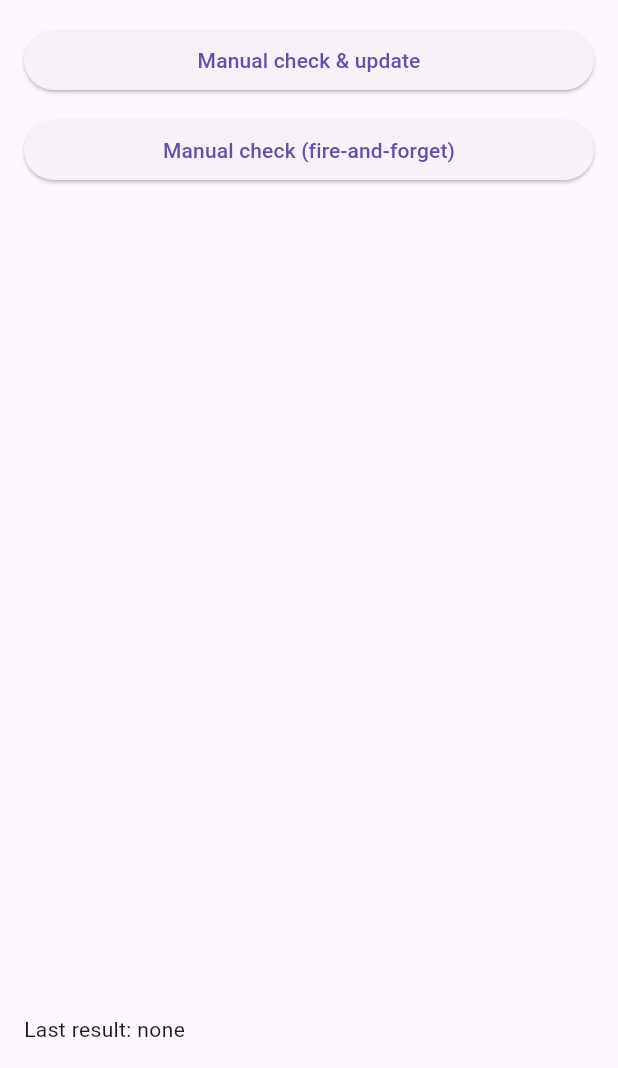
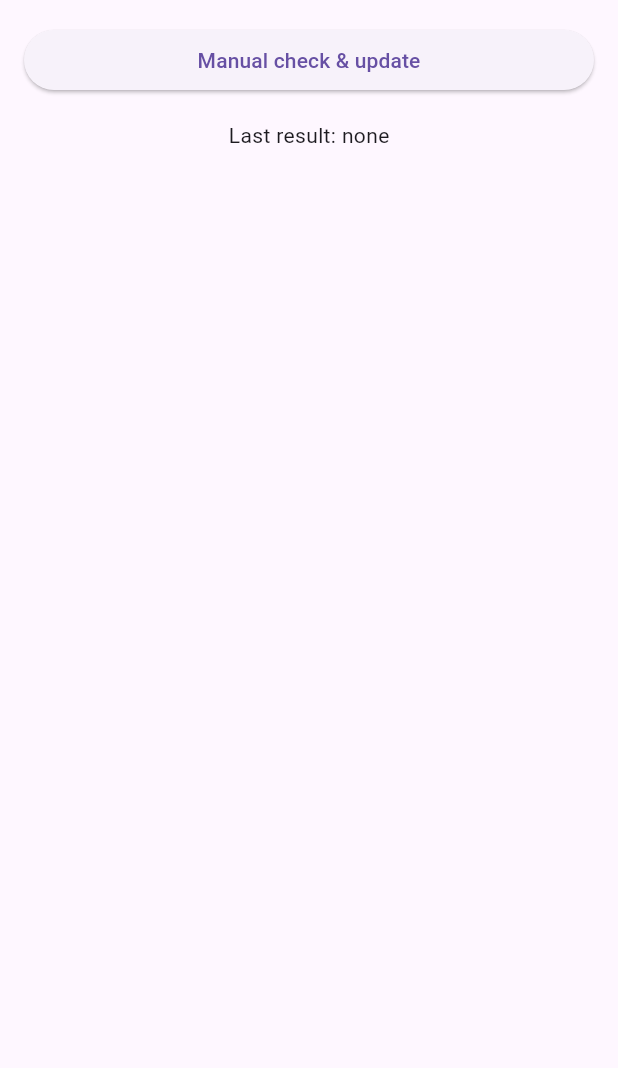
Before and after one commit to lamnhan066/patch_app, a Flutter app: the screen it shows after launch, on a phone screen of 412 x 824 dp, the part 168-1236 px from its top. Run offline on Flutter 3.47's test engine with Material 3 defaults, Android fonts, the phone set to English and light mode, and no system bars; missing offline and left inert: shorebird_code_push, terminate_restart.

Commit message:
refactor: update UI layout in main.dart by removing redundant button and adjusting spacing for last result display

```diff
--- a/example/lib/main.dart
+++ b/example/lib/main.dart
@@ -71,19 +71,8 @@ class _HomeState extends State<_Home> {
               onPressed: isChecking ? null : () => _runCheck(context),
               child: Text(isChecking ? 'Checking…' : 'Manual check & update'),
             ),
-            const SizedBox(height: 12),
-            ElevatedButton(
-              onPressed: isChecking
-                  ? null
-                  : () async {
-                      // Case 2: manual check without waiting for result UI
-                      // Fire-and-forget when you just want to trigger a check.
-                      unawaited(patchApp.checkAndUpdate(context));
-                    },
-              child: const Text('Manual check (fire-and-forget)'),
-            ),
-            const Spacer(),
-            Text('Last result: ${lastResult?.name ?? 'none'}'),
+            const SizedBox(height: 16),
+            Center(child: Text('Last result: ${lastResult?.name ?? 'none'}')),
           ],
         ),
       ),
```
